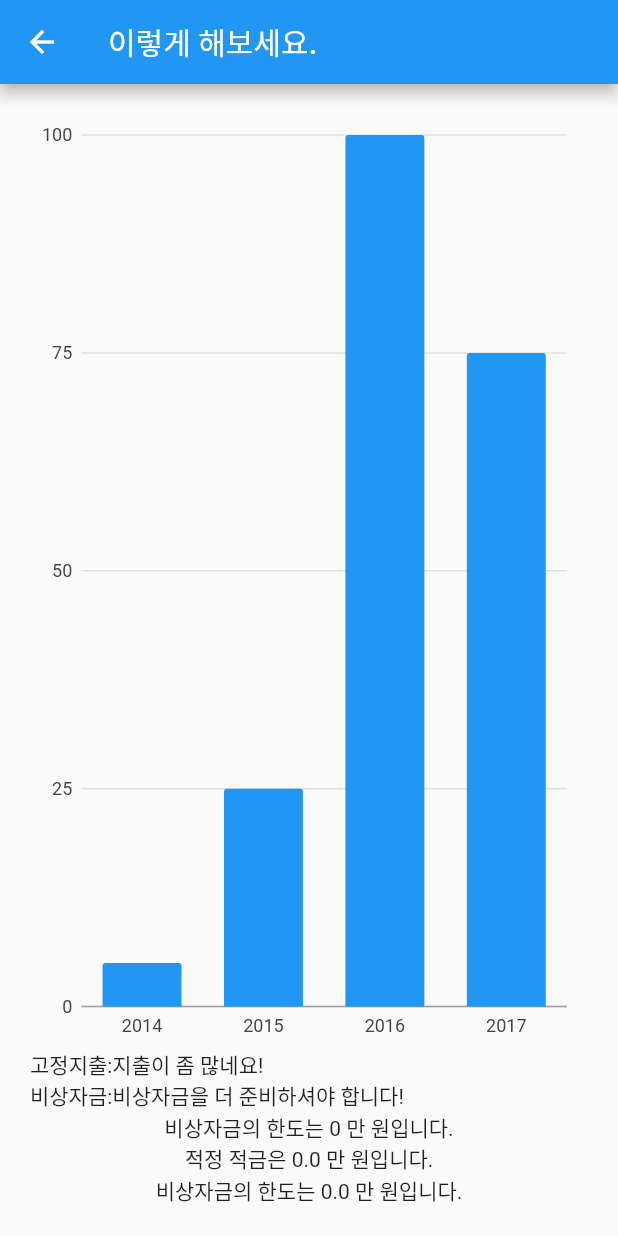
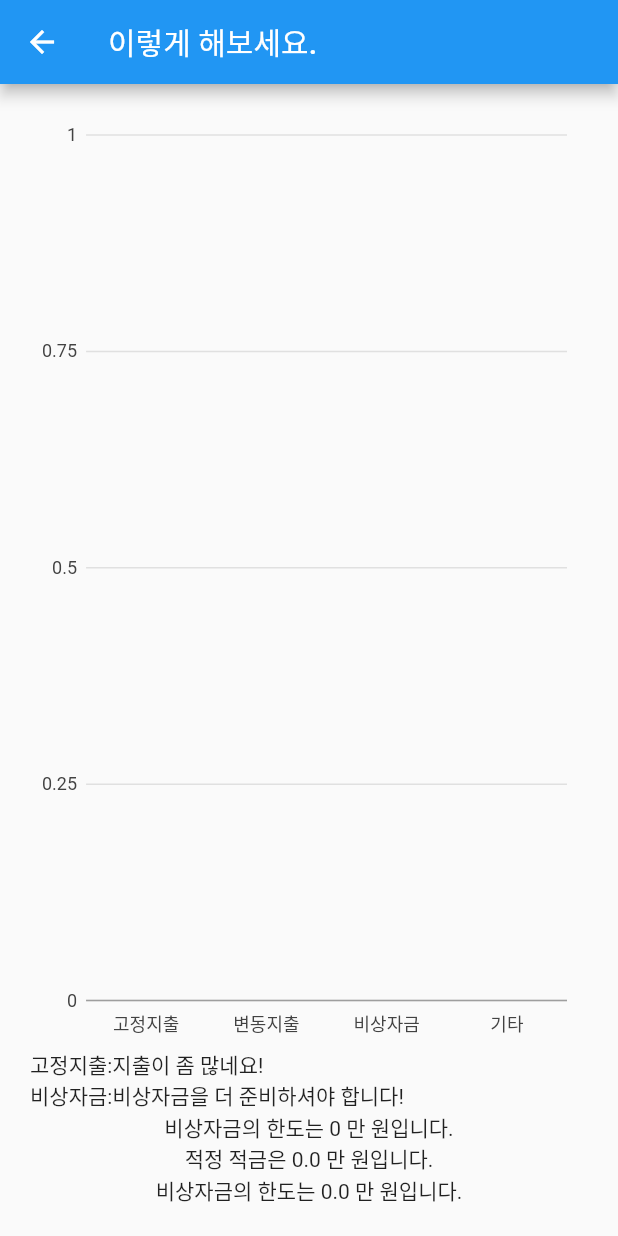
Before and after one commit to roseline124/cashflow-20, a Flutter app: the CashFlowGuide screen opened directly with empty values, on a phone screen of 412 x 824 dp. Run offline on Flutter 3.47's test engine with Material 2 defaults, Android fonts, the phone set to English and light mode, and no system bars; our stand-ins replace charts_flutter.

Commit message:
Customize Cashflow Chart

```diff
--- a/lib/cashflowChart.dart
+++ b/lib/cashflowChart.dart
@@ -1,52 +1,22 @@
 import 'package:charts_flutter/flutter.dart' as charts;
 import 'package:flutter/material.dart';
 
-class SimpleBarChart extends StatelessWidget {
+class CashflowChart extends StatelessWidget {
   final List<charts.Series> seriesList;
   final bool animate;
 
-  SimpleBarChart(this.seriesList, {this.animate});
-
-  /// Creates a [BarChart] with sample data and no transition.
-  factory SimpleBarChart.withSampleData() {
-    return new SimpleBarChart(
-      _createSampleData(),
-    );
-  }
+  CashflowChart(this.seriesList, {this.animate});
 
   @override
   Widget build(BuildContext context) {
-    return new charts.BarChart(
-      seriesList,
-      animate: animate,
-    );
-  }
-
-  /// Create one series with sample hard coded data.
-  static List<charts.Series<OrdinalSales, String>> _createSampleData() {
-    final data = [
-      new OrdinalSales('2014', 5),
-      new OrdinalSales('2015', 25),
-      new OrdinalSales('2016', 100),
-      new OrdinalSales('2017', 75),
-    ];
-
-    return [
-      new charts.Series<OrdinalSales, String>(
-        id: 'Sales',
-        colorFn: (_, __) => charts.MaterialPalette.blue.shadeDefault,
-        domainFn: (OrdinalSales sales, _) => sales.year,
-        measureFn: (OrdinalSales sales, _) => sales.sales,
-        data: data,
-      )
-    ];
+    return new charts.BarChart(seriesList,
+        animate: animate, barGroupingType: charts.BarGroupingType.grouped);
   }
 }
 
-/// Sample ordinal data type.
-class OrdinalSales {
-  final String year;
-  final int sales;
+class OrdinalCashflow {
+  final String category;
+  final int amounts;
 
-  OrdinalSales(this.year, this.sales);
+  OrdinalCashflow(this.category, this.amounts);
 }
--- a/lib/cashflowGuide.dart
+++ b/lib/cashflowGuide.dart
@@ -1,5 +1,5 @@
 import 'package:flutter/material.dart';
-
+import 'package:charts_flutter/flutter.dart' as charts;
 import 'cashflowChart.dart';
 
 class CashFlowGuide extends StatelessWidget {
@@ -18,22 +18,55 @@ class CashFlowGuide extends StatelessWidget {
 
   @override
   Widget build(BuildContext context) {
-    final Map<String, double> guide = {
-      'fixedCost': totalIncome * 0.1,
-      'variableCost': totalIncome * 0.3,
-      'emergencyFund': totalIncome * 0.1,
-      'otherCost': totalIncome * 0.4,
+    final Map<String, int> guide = {
+      'fixedCost': (totalIncome * 0.1).round(),
+      'variableCost': (totalIncome * 0.3).round(),
+      'emergencyFund': (totalIncome * 0.1).round(),
+      'otherCost': (totalIncome * 0.4).round(),
     };
     final maxEmergencyFund = totalIncome * 3;
     final savingsAmount = otherCost / 4;
     final insuranceAmount = totalIncome / 10;
+
+    List<charts.Series<OrdinalCashflow, String>> _createData() {
+      final data = [
+        new OrdinalCashflow('고정지출', fixedCost),
+        new OrdinalCashflow('변동지출', variableCost),
+        new OrdinalCashflow('비상자금', emergencyFund),
+        new OrdinalCashflow('기타', otherCost),
+      ];
+
+      final guideData = [
+        new OrdinalCashflow('고정지출', guide['fixedCost']),
+        new OrdinalCashflow('변동지출', guide['variableCost']),
+        new OrdinalCashflow('비상자금', guide['emergencyFund']),
+        new OrdinalCashflow('기타', guide['otherCost']),
+      ];
+
+      return [
+        new charts.Series<OrdinalCashflow, String>(
+          id: 'Cashflow',
+          colorFn: (_, __) => charts.MaterialPalette.blue.shadeDefault,
+          domainFn: (OrdinalCashflow cashflow, _) => cashflow.category,
+          measureFn: (OrdinalCashflow cashflow, _) => cashflow.amounts,
+          data: data,
+        ),
+        new charts.Series<OrdinalCashflow, String>(
+          id: 'Guide-Cashflow',
+          colorFn: (_, __) => charts.MaterialPalette.red.shadeDefault,
+          domainFn: (OrdinalCashflow cashflow, _) => cashflow.category,
+          measureFn: (OrdinalCashflow cashflow, _) => cashflow.amounts,
+          data: guideData,
+        ),
+      ];
+    }
 
     return Scaffold(
       appBar: AppBar(title: Text('이렇게 해보세요.')),
       body: Container(
         padding: EdgeInsets.all(20.0),
         child: Column(children: <Widget>[
-          Expanded(child: SimpleBarChart.withSampleData()),
+          Expanded(child: CashflowChart(_createData())),
           Row(
             children: <Widget>[
               Text('고정지출:'),
```
